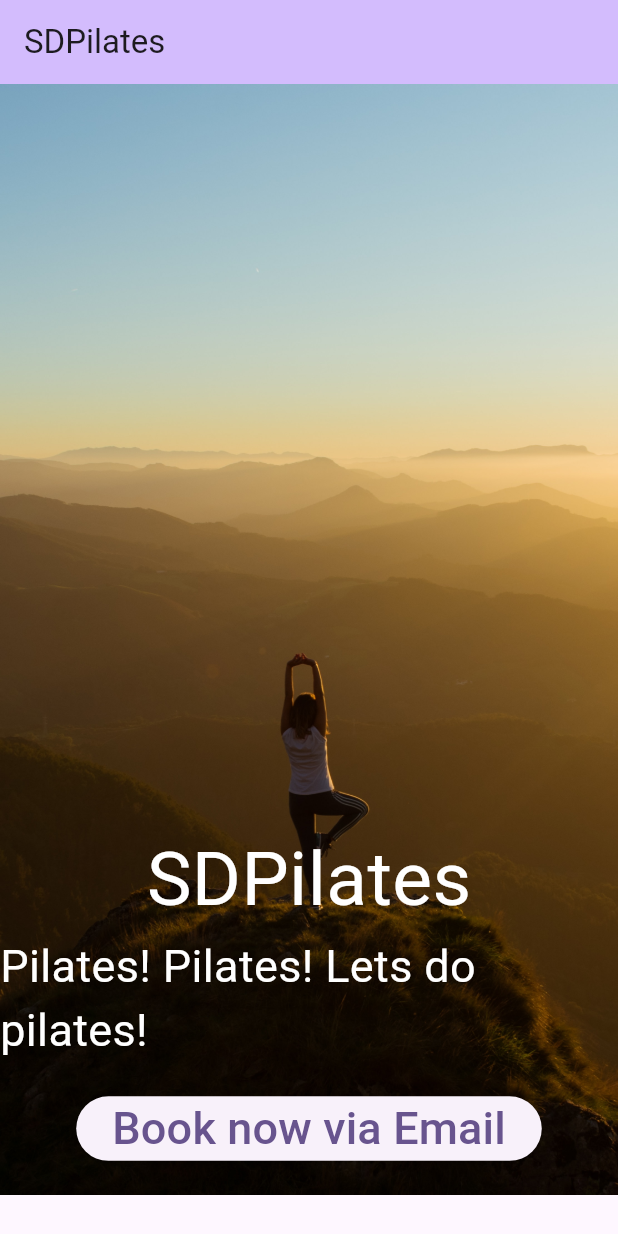
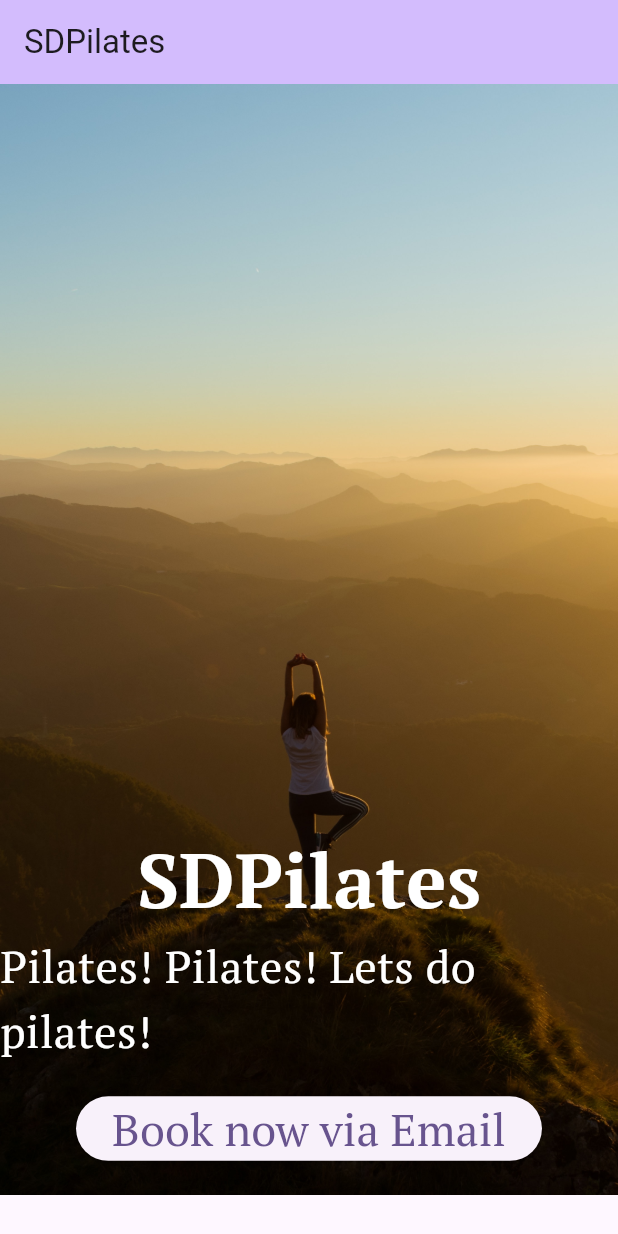
Before and after one commit to Sdadopilates/sdadopilates.github.io, a Flutter app: the screen it shows after launch, on a phone screen of 412 x 824 dp. Run offline on Flutter 3.47's test engine with Material 3 defaults, Android fonts, the phone set to English and light mode, and no system bars.

Commit message:
Fonts fonts fonts

```diff
--- a/lib/styles.dart
+++ b/lib/styles.dart
@@ -1,26 +1,35 @@
 import 'package:flutter/material.dart';
 
 class Styles {
+
+  static const fontPTSerif = "PTSerif";
+
   static const headerTitle = TextStyle(
+    fontWeight: FontWeight.bold,
+    fontFamily: fontPTSerif,
     color: Colors.white,
     fontSize: 50.0,
   );
 
   static const headerSubtitle = TextStyle(
     color: Colors.white,
+    fontFamily: fontPTSerif,
     fontSize: 30.0,
   );
 
   static const title = TextStyle(
     fontWeight: FontWeight.bold,
+    fontFamily: fontPTSerif,
     fontSize: 20.0,
   );
 
   static const body = TextStyle(
+    fontFamily: fontPTSerif,
     fontSize: 16.0,
   );
 
   static const buttonStyle = TextStyle(
+    fontFamily: fontPTSerif,
     fontSize: 30.0,
   );
 }
```
Also changed, not shown: pubspec.yaml (+7 -0 lines), assets/fonts/ptserif_bold.ttf (added), assets/fonts/ptserif_regular.ttf (added).
